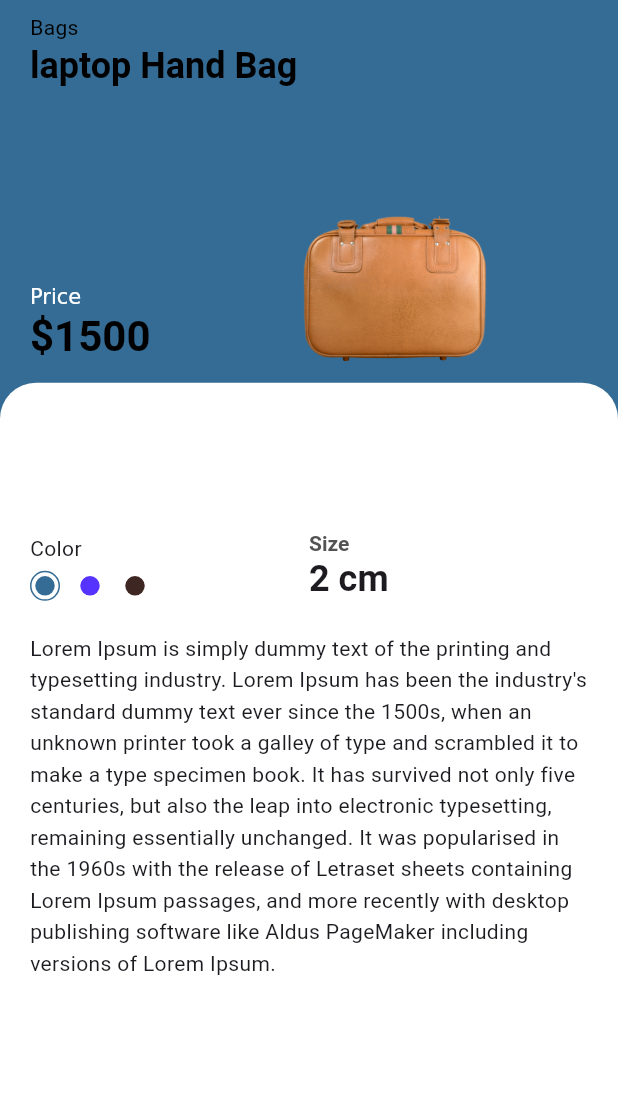
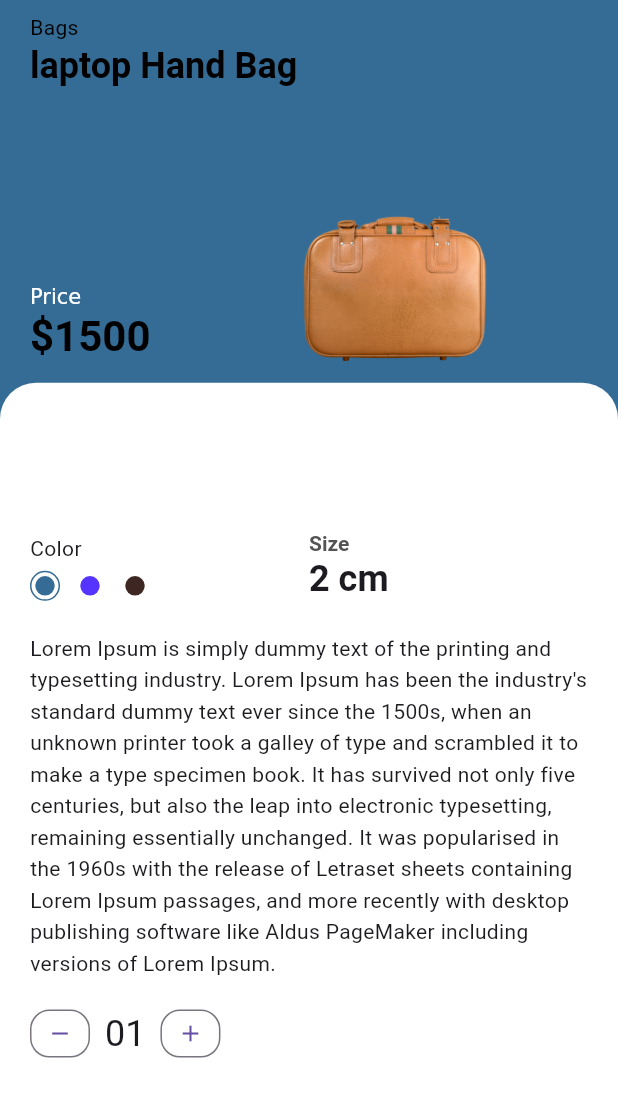
Before and after one commit to ajay-sharma93/project_ecommerce, a Flutter app: the screen it shows after launch, after a tap on "laptop Hand Bag", on a phone screen of 412 x 824 dp, the part 72-1189 px from its top. Run offline on Flutter 3.47's test engine with Material 3 defaults, Android fonts, the phone set to English and light mode, and no system bars; our stand-ins replace flutter_svg.

Commit message:
crated a cart counter where the users can increase or decresed the quantity

```diff
--- a/lib/screens/details/components/body.dart
+++ b/lib/screens/details/components/body.dart
@@ -1,6 +1,7 @@
 import 'package:flutter/material.dart';
 import 'package:project_ecommerce/constants.dart';
 import 'package:project_ecommerce/modals/product_screen.dart';
+import 'package:project_ecommerce/screens/details/components/cart_counter.dart';
 import 'package:project_ecommerce/screens/details/components/color_and_size.dart';
 import 'package:project_ecommerce/screens/details/components/description.dart';
 import 'package:project_ecommerce/screens/details/components/product_title_with_image.dart';
@@ -37,6 +38,7 @@ class Body extends StatelessWidget {
                 children: [
                   ColorAndSize(product: product),
                   Description(product: product),
+                  CartCounter(),
                 ],
                ),
               ),
--- /dev/null
+++ b/lib/screens/details/components/cart_counter.dart
@@ -0,0 +1,57 @@
+import 'package:flutter/material.dart';
+import 'package:project_ecommerce/constants.dart';
+
+class CartCounter extends StatefulWidget {
+  const CartCounter({super.key});
+
+  @override
+  State<CartCounter> createState() => _CartCounterState();
+}
+
+class _CartCounterState extends State<CartCounter> {
+  int numOfItems =1;
+  @override
+  Widget build(BuildContext context) {
+    return Row(
+     children: [
+      buildOutlineButton(
+        icon: Icons.remove,press: (){
+          setState(() {
+           if(numOfItems>1){
+            setState(() {
+              numOfItems--;
+            });
+           }
+          });
+        }
+      ),
+      Padding(
+        padding: const EdgeInsets.symmetric(horizontal: kDefaultPaddin/2),
+        child: Text(numOfItems.toString().padLeft(2,"0"),style: Theme.of(context).textTheme.headlineSmall,),
+      ),
+      buildOutlineButton(icon: Icons.add,press: (){
+        setState(() {
+          numOfItems++;
+        });
+      }),
+      ],
+    );
+  }
+
+  SizedBox buildOutlineButton({required IconData icon, required VoidCallback press}) {
+    return SizedBox(
+    width: 40,
+    height: 32,
+    child:OutlinedButton(
+    style: OutlinedButton.styleFrom(
+    padding:EdgeInsets.zero,
+    shape: RoundedRectangleBorder(
+    borderRadius: BorderRadius.circular(13),
+  ),
+),
+   onPressed: press,
+   child: Icon(icon),
+),
+   );
+  }
+}
```
Also changed, not shown: flutter_01.png (added).
